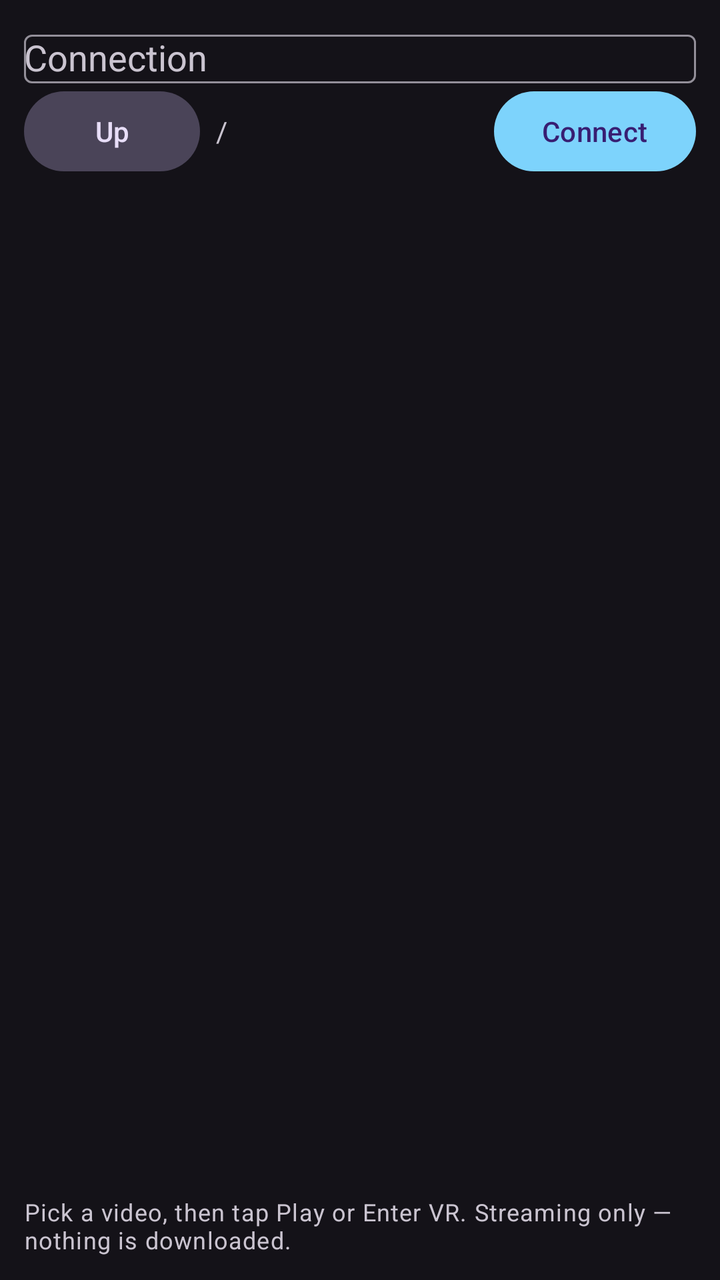
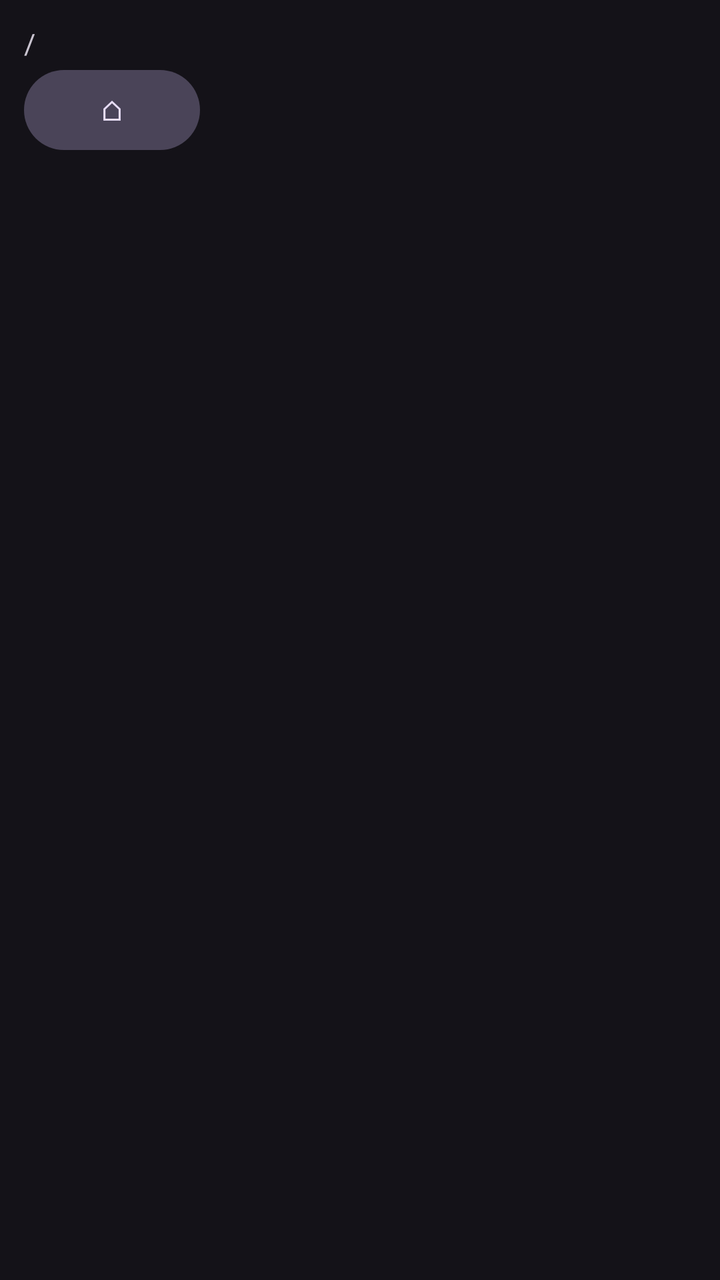

Screens rendered from an Android XML layout before and after an edit, with the pre-edit source and the edit as a unified diff.
<!-- AndroidManifest.xml: application theme Theme.DomeVR -->
<!-- res/layout/page_watch.xml -->
<?xml version="1.0" encoding="utf-8"?>
<LinearLayout xmlns:android="http://schemas.android.com/apk/res/android"
    android:orientation="vertical"
    android:layout_width="match_parent"
    android:layout_height="match_parent"
    android:padding="12dp">

    <com.google.android.material.textfield.TextInputLayout
        android:layout_width="match_parent"
        android:layout_height="wrap_content"
        android:hint="Connection">
        <com.google.android.material.textfield.MaterialAutoCompleteTextView
            android:id="@+id/spinnerConnection"
            android:layout_width="match_parent"
            android:layout_height="wrap_content"
            android:inputType="none" />
    </com.google.android.material.textfield.TextInputLayout>

    <LinearLayout
        android:orientation="horizontal"
        android:layout_width="match_parent"
        android:layout_height="wrap_content"
        android:gravity="center_vertical">
        <com.google.android.material.button.MaterialButton
            android:id="@+id/btnUp"
            android:layout_width="wrap_content"
            android:layout_height="wrap_content"
            android:text="Up"
            style="@style/Widget.Material3.Button.TonalButton" />
        <TextView
            android:id="@+id/txtPath"
            android:layout_width="0dp"
            android:layout_weight="1"
            android:layout_height="wrap_content"
            android:paddingStart="8dp"
            android:text="/"
            android:ellipsize="middle"
            android:singleLine="true" />
        <com.google.android.material.button.MaterialButton
            android:id="@+id/btnConnect"
            android:layout_width="wrap_content"
            android:layout_height="wrap_content"
            android:text="Connect" />
    </LinearLayout>

    <androidx.recyclerview.widget.RecyclerView
        android:id="@+id/listFiles"
        android:layout_width="match_parent"
        android:layout_height="0dp"
        android:layout_weight="1"
        android:clipToPadding="false" />

    <TextView
        android:layout_width="match_parent"
        android:layout_height="wrap_content"
        android:paddingTop="8dp"
        android:text="Pick a video, then tap Play or Enter VR. Streaming only — nothing is downloaded."
        android:textAppearance="?attr/textAppearanceBodySmall" />
</LinearLayout>
<!-- resources referenced by this layout -->
<resources>
  <style name="Theme.DomeVR" parent="Theme.Material3.Dark.NoActionBar">
          <item name="colorPrimary">@color/dome_accent</item>
      </style>
  <color name="dome_accent">#7DD3FC</color>
</resources>

<!-- the commit's change to res/layout/page_watch.xml (unified diff, before → after) -->
@@ -5,16 +5,13 @@
     android:layout_height="match_parent"
     android:padding="12dp">
 
-    <com.google.android.material.textfield.TextInputLayout
+    <TextView
+        android:id="@+id/txtPath"
         android:layout_width="match_parent"
         android:layout_height="wrap_content"
-        android:hint="Connection">
-        <com.google.android.material.textfield.MaterialAutoCompleteTextView
-            android:id="@+id/spinnerConnection"
-            android:layout_width="match_parent"
-            android:layout_height="wrap_content"
-            android:inputType="none" />
-    </com.google.android.material.textfield.TextInputLayout>
+        android:text="/"
+        android:ellipsize="middle"
+        android:singleLine="true" />
 
     <LinearLayout
         android:orientation="horizontal"
@@ -25,22 +22,8 @@
             android:id="@+id/btnUp"
             android:layout_width="wrap_content"
             android:layout_height="wrap_content"
-            android:text="Up"
+            android:text="⌂"
             style="@style/Widget.Material3.Button.TonalButton" />
-        <TextView
-            android:id="@+id/txtPath"
-            android:layout_width="0dp"
-            android:layout_weight="1"
-            android:layout_height="wrap_content"
-            android:paddingStart="8dp"
-            android:text="/"
-            android:ellipsize="middle"
-            android:singleLine="true" />
-        <com.google.android.material.button.MaterialButton
-            android:id="@+id/btnConnect"
-            android:layout_width="wrap_content"
-            android:layout_height="wrap_content"
-            android:text="Connect" />
     </LinearLayout>
 
     <androidx.recyclerview.widget.RecyclerView
@@ -49,11 +32,4 @@
         android:layout_height="0dp"
         android:layout_weight="1"
         android:clipToPadding="false" />
-
-    <TextView
-        android:layout_width="match_parent"
-        android:layout_height="wrap_content"
-        android:paddingTop="8dp"
-        android:text="Pick a video, then tap Play or Enter VR. Streaming only — nothing is downloaded."
-        android:textAppearance="?attr/textAppearanceBodySmall" />
 </LinearLayout>
